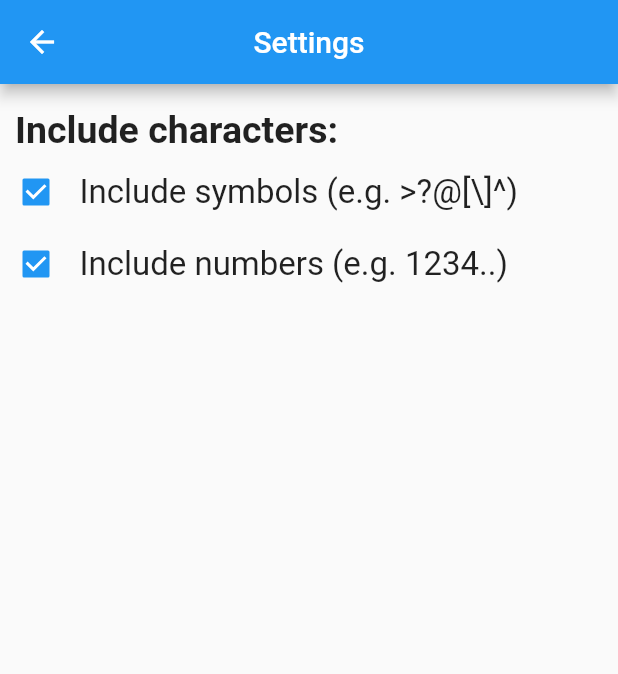
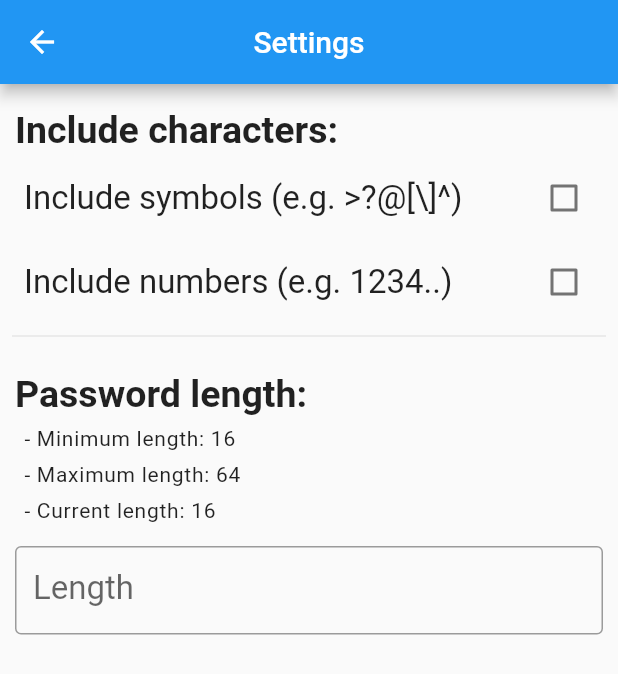
Before and after one commit to Lorenzo-Melotto/PasswordGenerator, a Flutter app: the screen it shows after launch, after a tap on the "more vert" icon, on a phone screen of 412 x 824 dp. Shown: the top 674 px of the screen. Run offline on Flutter 3.47's test engine with Material 2 defaults, Android fonts, the phone set to English and light mode, and no system bars.

Commit message:
Added the possibility to change the password's length and added an hint for the tap to copy

```diff
--- a/password_generator/lib/Pages/Home.dart
+++ b/password_generator/lib/Pages/Home.dart
@@ -10,10 +10,11 @@ class Home extends StatefulWidget {
 class _HomeState extends State<Home> {
   ///The password that will be generated
   String _password = "";
+  String _defaultText = "Click the button to generate a password";
   var settings = {
     'length': 16,
-    'includeSymbols': true,
-    'includeNumbers': true,
+    'includeSymbols': false,
+    'includeNumbers': false,
   };
   @override
   Widget build(BuildContext context) {
@@ -47,10 +48,9 @@ class _HomeState extends State<Home> {
               SizedBox(height: 25.0),
               InkWell(
                 child: Container(
+                  padding: EdgeInsets.symmetric(horizontal: 16.0),
                   child: Text(
-                    _password == ""
-                        ? "Click the button to generate a password"
-                        : _password,
+                    _password == "" ? _defaultText : _password,
                     style: TextStyle(
                       fontFamily: 'Consolas',
                       fontSize: 25.0,
@@ -59,26 +59,51 @@ class _HomeState extends State<Home> {
                   ),
                 ),
                 onTap: () {
-                  //Copy the password to the clipboard
-                  Clipboard.setData(new ClipboardData(text: _password));
-                  //Notify user with a snackbar that the passwd has been copied
+                  if (_password == "") {
                     ScaffoldMessenger.of(context).showSnackBar(
                       SnackBar(
-                      content: Text("Copyed to clipboard"),
+                        content: Text("To copy a password, first generate one"),
                         action: SnackBarAction(
                           label: 'OK',
                           onPressed: () {},
                         ),
                       ),
                     );
+                  } else {
+                    //Copy the password to the clipboard
+                    Clipboard.setData(new ClipboardData(text: _password));
+                    //Notify user with a snackbar that the passwd has been copied
+                    ScaffoldMessenger.of(context).showSnackBar(
+                      SnackBar(
+                        content: Text("Copied to clipboard"),
+                        action: SnackBarAction(
+                          label: 'OK',
+                          onPressed: () {},
+                        ),
+                      ),
+                    );
+                  }
                 },
+              ),
+              SizedBox(height: 25.0),
+              Row(
+                mainAxisAlignment: MainAxisAlignment.center,
+                crossAxisAlignment: CrossAxisAlignment.center,
+                children: [
+                  Icon(
+                    Icons.touch_app,
+                    size: 16.0,
+                  ),
+                  SizedBox(width: 5.0),
+                  Text("Tap on the password to copy it to your clipboard"),
+                ],
               ),
             ],
           ),
         ),
       ),
       floatingActionButton: FloatingActionButton.extended(
-        icon: Icon(Icons.create),
+        icon: Icon(Icons.lock),
         label: Text("Generate"),
         tooltip: "Generate a new password",
         onPressed: () {
--- a/password_generator/lib/Pages/Settings.dart
+++ b/password_generator/lib/Pages/Settings.dart
@@ -2,26 +2,49 @@ import 'package:flutter/material.dart';
 
 class Settings extends StatefulWidget {
   ///Represents if the password should contain symbols such as /:;<=
-  bool includeSymbols;
+  final bool includeSymbols;
 
   ///Represents if the password should contain numbers
-  bool includeNumbers;
+  final bool includeNumbers;
+
+  ///Password's length
+  final int length;
 
   ///Class constructor
-  Settings({this.includeSymbols, this.includeNumbers});
+  Settings({this.includeSymbols, this.includeNumbers, this.length});
   @override
   _SettingsState createState() => _SettingsState();
 }
 
 class _SettingsState extends State<Settings> {
+  ///Set to true if we want to include symbols
   bool _includeSymbols;
+
+  ///Set to true if we want to include numbers
   bool _includeNumbers;
+
+  ///Password's length
+  int _length;
+
+  ///Minimum password's length allowed
+  int _minLength = 16;
+
+  ///Maximum password's length allowed
+  int _maxLength = 64;
+
+  ///Controller associated with the TextInput used to set the length
+  var _lengthController = new TextEditingController();
+
+  ///Text value of the controller
+  String _lengthControllerText;
 
   @override
   void initState() {
     super.initState();
     _includeSymbols = widget.includeSymbols;
     _includeNumbers = widget.includeNumbers;
+    _length = widget.length;
+    _lengthControllerText = _length.toString();
   }
 
   @override
@@ -34,16 +57,19 @@ class _SettingsState extends State<Settings> {
         leading: IconButton(
           icon: Icon(Icons.arrow_back),
           onPressed: () {
-            Navigator.pop(context, {
-              'length': 16,
+            Navigator.pop(
+              context,
+              {
+                'length': _length,
                 'includeSymbols': _includeSymbols,
                 'includeNumbers': _includeNumbers,
-            });
+              },
+            );
           },
         ),
       ),
-      body: Center(
-        child: Container(
+      body: Container(
+        child: SingleChildScrollView(
           child: Column(
             mainAxisAlignment: MainAxisAlignment.start,
             crossAxisAlignment: CrossAxisAlignment.center,
@@ -61,51 +87,119 @@ class _SettingsState extends State<Settings> {
                   ),
                 ),
               ),
-              Row(
-                mainAxisAlignment: MainAxisAlignment.start,
-                crossAxisAlignment: CrossAxisAlignment.center,
-                children: [
-                  Checkbox(
+              CheckboxListTile(
+                title: Text(
+                  "Include symbols (e.g. >?@[\\]^)",
+                  style: TextStyle(
+                    fontSize: 22.0,
+                  ),
+                ),
                 value: _includeSymbols,
-                    onChanged: (value) {
+                onChanged: (_) {
                   setState(() {
                     _includeSymbols = !_includeSymbols;
                   });
                 },
               ),
-                  SizedBox(
-                    width: 5.0,
-                  ),
-                  Text(
-                    "Include symbols (e.g. >?@[\\]^)",
+              CheckboxListTile(
+                title: Text(
+                  "Include numbers (e.g. 1234..)",
                   style: TextStyle(
                     fontSize: 22.0,
                   ),
                 ),
-                ],
-              ),
-              Row(
-                mainAxisAlignment: MainAxisAlignment.start,
-                crossAxisAlignment: CrossAxisAlignment.center,
-                children: [
-                  Checkbox(
                 value: _includeNumbers,
-                    onChanged: (value) {
+                onChanged: (_) {
                   setState(() {
                     _includeNumbers = !_includeNumbers;
                   });
                 },
               ),
-                  SizedBox(
-                    width: 5.0,
+              Padding(
+                padding: const EdgeInsets.symmetric(horizontal: 8.0),
+                child: Divider(),
               ),
-                  Text(
-                    "Include numbers (e.g. 1234..)",
+              Align(
+                alignment: Alignment.centerLeft,
+                child: Padding(
+                  padding: const EdgeInsets.fromLTRB(10.0, 16.0, 0.0, 3.0),
+                  child: Text(
+                    "Password length:",
                     style: TextStyle(
+                      fontSize: 25.0,
+                      fontWeight: FontWeight.bold,
+                    ),
+                  ),
+                ),
+              ),
+              Align(
+                alignment: Alignment.centerLeft,
+                child: Padding(
+                  padding: const EdgeInsets.fromLTRB(16.0, 4.0, 0.0, 4.0),
+                  child: Text(
+                    "- Minimum length: $_minLength",
+                    style: TextStyle(
+                      letterSpacing: 0.5,
+                    ),
+                  ),
+                ),
+              ),
+              Align(
+                alignment: Alignment.centerLeft,
+                child: Padding(
+                  padding: const EdgeInsets.fromLTRB(16.0, 4.0, 0.0, 4.0),
+                  child: Text(
+                    "- Maximum length: $_maxLength",
+                    style: TextStyle(
+                      letterSpacing: 0.5,
+                    ),
+                  ),
+                ),
+              ),
+              Align(
+                alignment: Alignment.centerLeft,
+                child: Padding(
+                  padding: const EdgeInsets.fromLTRB(16.0, 4.0, 0.0, 8.0),
+                  child: Text(
+                    "- Current length: $_lengthControllerText",
+                    style: TextStyle(
+                      letterSpacing: 0.5,
+                    ),
+                  ),
+                ),
+              ),
+              Padding(
+                padding:
+                    const EdgeInsets.symmetric(horizontal: 10.0, vertical: 8.0),
+                child: TextField(
+                  controller: _lengthController,
+                  keyboardType: TextInputType.number,
+                  decoration: InputDecoration(
+                    border: OutlineInputBorder(),
+                    labelText: "Length",
+                    labelStyle: TextStyle(
                       fontSize: 22.0,
                     ),
                   ),
-                ],
+                  onSubmitted: (value) {
+                    setState(() {
+                      // Validate the value before assign it to _length
+                      if (_lengthController.text == "") {
+                        _lengthControllerText = _length.toString();
+                      } else if (int.parse(_lengthController.text) <
+                          _minLength) {
+                        _lengthControllerText = _minLength.toString();
+                      } else if (int.parse(_lengthController.text) >
+                          _maxLength) {
+                        _lengthControllerText = _maxLength.toString();
+                      } else {
+                        _lengthControllerText = _lengthController.text;
+                      }
+                      _lengthController.clear();
+                      _length = int.parse(_lengthControllerText);
+                    });
+                  },
+                ),
               ),
             ],
           ),
--- a/password_generator/lib/RouteGenerator.dart
+++ b/password_generator/lib/RouteGenerator.dart
@@ -13,11 +13,13 @@ class RouteGenerator {
         if (args is Map) {
           //The arguments must be booleans
           if (args['includeNumbers'] is bool &&
-              args['includeSymbols'] is bool) {
+              args['includeSymbols'] is bool &&
+              args['length'] is int) {
             return MaterialPageRoute(
               builder: (_) => Settings(
                 includeNumbers: args['includeNumbers'],
                 includeSymbols: args['includeSymbols'],
+                length: args['length'],
               ),
             );
           }
```
Also changed, not shown: 1 other file. Lines whose indentation alone changed are shown as unchanged.
